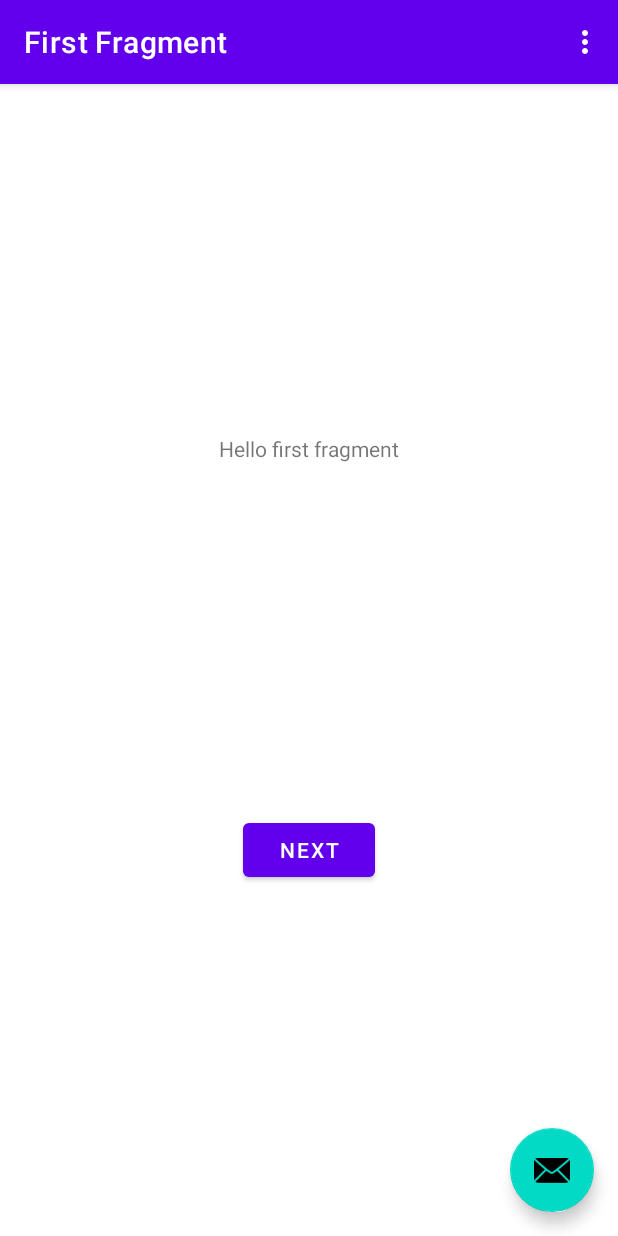
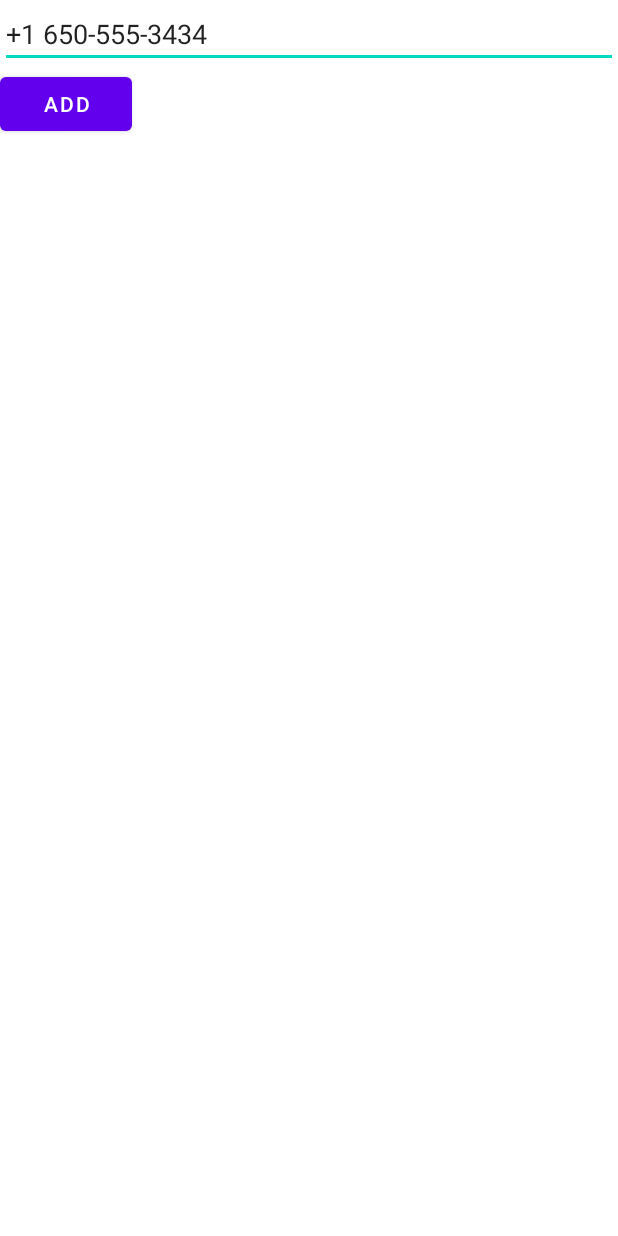
Before and after one commit to SasinduDilshara/Social-Distance-Reminder, an Android app: the screen it shows after launch (MainActivity), on a phone screen of 412 x 824 dp. Run offline under Robolectric (Android 15) with nearby library versions, the phone set to English and light mode, and no system bars; our stand-ins replace Firebase (no records; nobody signed in at launch, a user with empty details on screens opened directly), navigation-ui.

Commit message:
Add the implementation of Firebase Authentication

```diff
--- a/Social_DIstance_Reminder/app/build.gradle
+++ b/Social_DIstance_Reminder/app/build.gradle
@@ -12,6 +12,7 @@ android {
         minSdkVersion 16
         targetSdkVersion 30
         versionCode 1
+        multiDexEnabled true
         versionName "1.0"
 
         testInstrumentationRunner "androidx.test.runner.AndroidJUnitRunner"
@@ -42,6 +43,7 @@ dependencies {
     implementation platform('com.google.firebase:firebase-bom:28.4.1')
     implementation 'com.google.firebase:firebase-auth'
     implementation 'com.google.firebase:firebase-firestore'
+    implementation 'androidx.multidex:multidex:2.0.1'
     testImplementation 'junit:junit:4.+'
     androidTestImplementation 'androidx.test.ext:junit:1.1.3'
     androidTestImplementation 'androidx.test.espresso:espresso-core:3.4.0'
--- /dev/null
+++ b/Social_DIstance_Reminder/app/src/main/java/com/example/social_distance_reminder/AuthRedirectHandler.java
@@ -0,0 +1,7 @@
+package com.example.social_distance_reminder;
+
+public interface AuthRedirectHandler {
+  public void onAuthComplete();
+  public void onAuthFail(String message);
+  public void popupVerifyActivity();
+}
--- a/Social_DIstance_Reminder/app/src/main/java/com/example/social_distance_reminder/FirstFragment.java
+++ /dev/null
@@ -1,47 +0,0 @@
-package com.example.social_distance_reminder;
-
-import android.os.Bundle;
-import android.view.LayoutInflater;
-import android.view.View;
-import android.view.ViewGroup;
-
-import androidx.annotation.NonNull;
-import androidx.fragment.app.Fragment;
-import androidx.navigation.fragment.NavHostFragment;
-
-import com.example.social_distance_reminder.databinding.FragmentFirstBinding;
-
-public class FirstFragment extends Fragment {
-
-    private FragmentFirstBinding binding;
-
-    @Override
-    public View onCreateView(
-            LayoutInflater inflater, ViewGroup container,
-            Bundle savedInstanceState
-    ) {
-
-        binding = FragmentFirstBinding.inflate(inflater, container, false);
-        return binding.getRoot();
-
-    }
-
-    public void onViewCreated(@NonNull View view, Bundle savedInstanceState) {
-        super.onViewCreated(view, savedInstanceState);
-
-        binding.buttonFirst.setOnClickListener(new View.OnClickListener() {
-            @Override
-            public void onClick(View view) {
-                NavHostFragment.findNavController(FirstFragment.this)
-                        .navigate(R.id.action_FirstFragment_to_SecondFragment);
-            }
-        });
-    }
-
-    @Override
-    public void onDestroyView() {
-        super.onDestroyView();
-        binding = null;
-    }
-
-}
--- a/Social_DIstance_Reminder/app/src/main/java/com/example/social_distance_reminder/MainActivity.java
+++ b/Social_DIstance_Reminder/app/src/main/java/com/example/social_distance_reminder/MainActivity.java
@@ -1,11 +1,17 @@
 package com.example.social_distance_reminder;
 
+import android.app.Activity;
 import android.os.Bundle;
 
+import com.example.social_distance_reminder.auth.FirebaseAuthHelper;
+import com.google.android.gms.tasks.OnCompleteListener;
+import com.google.android.gms.tasks.Task;
 import com.google.android.material.snackbar.Snackbar;
 
+import androidx.annotation.NonNull;
 import androidx.appcompat.app.AppCompatActivity;
 
+import android.util.Log;
 import android.view.View;
 
 import androidx.navigation.NavController;
@@ -14,63 +20,74 @@ import androidx.navigation.ui.AppBarConfiguration;
 import androidx.navigation.ui.NavigationUI;
 
 import com.example.social_distance_reminder.databinding.ActivityMainBinding;
+import com.google.firebase.FirebaseException;
+import com.google.firebase.FirebaseTooManyRequestsException;
+import com.google.firebase.auth.AuthResult;
+import com.google.firebase.auth.FirebaseAuth;
+import com.google.firebase.auth.FirebaseAuthInvalidCredentialsException;
+import com.google.firebase.auth.FirebaseUser;
+import com.google.firebase.auth.PhoneAuthCredential;
+import com.google.firebase.auth.PhoneAuthProvider;
 
 import android.view.Menu;
 import android.view.MenuItem;
+import android.widget.Button;
+import android.widget.EditText;
+import android.widget.LinearLayout;
+import android.widget.Toast;
 
-public class MainActivity extends AppCompatActivity {
+import static android.content.ContentValues.TAG;
 
-    private AppBarConfiguration appBarConfiguration;
-    private ActivityMainBinding binding;
+public class MainActivity extends AppCompatActivity implements AuthRedirectHandler {
+
+    EditText phntext, codeText;
+    Button addPhone, verifyPhone;
+    LinearLayout container, container2;
 
     @Override
     protected void onCreate(Bundle savedInstanceState) {
         super.onCreate(savedInstanceState);
+        setContentView(R.layout.activity_main);
 
-        binding = ActivityMainBinding.inflate(getLayoutInflater());
-        setContentView(binding.getRoot());
+        phntext = (EditText)findViewById(R.id.phonenumber);
+        addPhone = (Button)findViewById(R.id.addphone);
+        container = (LinearLayout)findViewById(R.id.container);
 
-        setSupportActionBar(binding.toolbar);
+        codeText = (EditText)findViewById(R.id.code);
+        verifyPhone = (Button)findViewById(R.id.verify);
+        container2 = (LinearLayout)findViewById(R.id.container2);
 
-        NavController navController = Navigation.findNavController(this, R.id.nav_host_fragment_content_main);
-        appBarConfiguration = new AppBarConfiguration.Builder(navController.getGraph()).build();
-        NavigationUI.setupActionBarWithNavController(this, navController, appBarConfiguration);
+        codeText.setVisibility(View.INVISIBLE);
+        verifyPhone.setVisibility(View.INVISIBLE);
 
-        binding.fab.setOnClickListener(new View.OnClickListener() {
-            @Override
-            public void onClick(View view) {
-                Snackbar.make(view, "Replace with your own action", Snackbar.LENGTH_LONG)
-                        .setAction("Action", null).show();
-            }
-        });
+        phntext.setText("+1 650-555-3434");
+
+    }
+
+    public void verifyPhone(View view) {
+//        Toast.makeText(getApplicationContext(),codeText.getText(),Toast.LENGTH_SHORT).show();
+        FirebaseAuthHelper.verifyUsingCode(codeText.getText().toString(), this, this);
+    }
+
+    public void addPhone(View view) {
+//        Toast.makeText(getApplicationContext(),phntext.getText(),Toast.LENGTH_SHORT).show();
+//        this.popupVerifyActivity();
+        FirebaseAuthHelper.verifyUsingPhoneNumber(phntext.getText().toString(), this, this);
     }
 
     @Override
-    public boolean onCreateOptionsMenu(Menu menu) {
-        // Inflate the menu; this adds items to the action bar if it is present.
-        getMenuInflater().inflate(R.menu.menu_main, menu);
-        return true;
+    public void onAuthComplete() {
+        Toast.makeText(getApplicationContext()," YOU SUCCESSFULLY COMPLETED THE AUTHENTICATION ",Toast.LENGTH_SHORT).show();
     }
 
     @Override
-    public boolean onOptionsItemSelected(MenuItem item) {
-        // Handle action bar item clicks here. The action bar will
-        // automatically handle clicks on the Home/Up button, so long
-        // as you specify a parent activity in AndroidManifest.xml.
-        int id = item.getItemId();
-
-        //noinspection SimplifiableIfStatement
-        if (id == R.id.action_settings) {
-            return true;
-        }
-
-        return super.onOptionsItemSelected(item);
+    public void onAuthFail(String message) {
+        Toast.makeText(getApplicationContext(),"YOU FAIL TO CPMPLETE THE AUTHENTICATION",Toast.LENGTH_SHORT).show();
     }
 
     @Override
-    public boolean onSupportNavigateUp() {
-        NavController navController = Navigation.findNavController(this, R.id.nav_host_fragment_content_main);
-        return NavigationUI.navigateUp(navController, appBarConfiguration)
-                || super.onSupportNavigateUp();
+    public void popupVerifyActivity() {
+        codeText.setVisibility(View.VISIBLE);
+        verifyPhone.setVisibility(View.VISIBLE);
     }
 }
--- a/Social_DIstance_Reminder/app/src/main/res/layout/activity_main.xml
+++ b/Social_DIstance_Reminder/app/src/main/res/layout/activity_main.xml
@@ -3,31 +3,63 @@
     xmlns:app="http://schemas.android.com/apk/res-auto"
     xmlns:tools="http://schemas.android.com/tools"
     android:layout_width="match_parent"
-    android:layout_height="match_parent"
+    android:layout_height="wrap_content"
     tools:context=".MainActivity">
 
-    <com.google.android.material.appbar.AppBarLayout
+    <LinearLayout
         android:layout_width="match_parent"
         android:layout_height="wrap_content"
-        android:theme="@style/Theme.Social_Distance_Reminder.AppBarOverlay">
+        android:orientation="vertical">
 
-        <androidx.appcompat.widget.Toolbar
-            android:id="@+id/toolbar"
+        <EditText
+            android:id="@+id/phonenumber"
             android:layout_width="match_parent"
-            android:layout_height="?attr/actionBarSize"
-            android:background="?attr/colorPrimary"
-            app:popupTheme="@style/Theme.Social_Distance_Reminder.PopupOverlay" />
+            android:layout_height="wrap_content"
+            android:layout_alignParentLeft="true"
+            android:layout_toLeftOf="@id/addphone"/>
 
-    </com.google.android.material.appbar.AppBarLayout>
+        <Button
+            android:id="@+id/addphone"
+            android:layout_width="wrap_content"
+            android:layout_height="wrap_content"
+            android:layout_alignParentRight="true"
+            android:onClick="addPhone"
+            android:text="Add" />
+<!--    </RelativeLayout>-->
+<!--    <LinearLayout-->
+<!--        android:id="@+id/container"-->
+<!--        android:layout_width="match_parent"-->
+<!--        android:layout_height="wrap_content"-->
+<!--        android:orientation="vertical">-->
+<!--    </LinearLayout>-->
 
-    <include layout="@layout/content_main" />
+<!--    <RelativeLayout-->
+<!--        android:layout_width="match_parent"-->
+<!--        android:layout_height="wrap_content">-->
 
-    <com.google.android.material.floatingactionbutton.FloatingActionButton
-        android:id="@+id/fab"
-        android:layout_width="wrap_content"
+
+        <EditText
+            android:id="@+id/code"
+            android:layout_width="match_parent"
+            android:layout_height="wrap_content"
+            android:layout_alignParentLeft="false"
+            android:layout_marginRight="-92dp"
+            android:layout_toLeftOf="@id/verify" />
+
+        <Button
+            android:id="@+id/verify"
+            android:layout_width="wrap_content"
+            android:layout_height="wrap_content"
+            android:layout_alignParentRight="true"
+            android:onClick="verifyPhone"
+            android:text="Verify" />
+    </LinearLayout>
+
+    <LinearLayout
+        android:id="@+id/container2"
+        android:layout_width="match_parent"
         android:layout_height="wrap_content"
-        android:layout_gravity="bottom|end"
-        android:layout_margin="@dimen/fab_margin"
-        app:srcCompat="@android:drawable/ic_dialog_email" />
+        android:orientation="vertical">
+    </LinearLayout>
 
 </androidx.coordinatorlayout.widget.CoordinatorLayout>
--- a/Social_DIstance_Reminder/app/src/main/res/layout/content_main.xml
+++ /dev/null
@@ -1,19 +0,0 @@
-<?xml version="1.0" encoding="utf-8"?>
-<androidx.constraintlayout.widget.ConstraintLayout xmlns:android="http://schemas.android.com/apk/res/android"
-    xmlns:app="http://schemas.android.com/apk/res-auto"
-    android:layout_width="match_parent"
-    android:layout_height="match_parent"
-    app:layout_behavior="@string/appbar_scrolling_view_behavior">
-
-    <fragment
-        android:id="@+id/nav_host_fragment_content_main"
-        android:name="androidx.navigation.fragment.NavHostFragment"
-        android:layout_width="0dp"
-        android:layout_height="0dp"
-        app:defaultNavHost="true"
-        app:layout_constraintBottom_toBottomOf="parent"
-        app:layout_constraintLeft_toLeftOf="parent"
-        app:layout_constraintRight_toRightOf="parent"
-        app:layout_constraintTop_toTopOf="parent"
-        app:navGraph="@navigation/nav_graph" />
-</androidx.constraintlayout.widget.ConstraintLayout>
--- a/Social_DIstance_Reminder/app/src/main/res/layout/fragment_first.xml
+++ /dev/null
@@ -1,28 +0,0 @@
-<?xml version="1.0" encoding="utf-8"?>
-<androidx.constraintlayout.widget.ConstraintLayout xmlns:android="http://schemas.android.com/apk/res/android"
-    xmlns:app="http://schemas.android.com/apk/res-auto"
-    xmlns:tools="http://schemas.android.com/tools"
-    android:layout_width="match_parent"
-    android:layout_height="match_parent"
-    tools:context=".FirstFragment">
-
-    <TextView
-        android:id="@+id/textview_first"
-        android:layout_width="wrap_content"
-        android:layout_height="wrap_content"
-        android:text="@string/hello_first_fragment"
-        app:layout_constraintBottom_toTopOf="@id/button_first"
-        app:layout_constraintEnd_toEndOf="parent"
-        app:layout_constraintStart_toStartOf="parent"
-        app:layout_constraintTop_toTopOf="parent" />
-
-    <Button
-        android:id="@+id/button_first"
-        android:layout_width="wrap_content"
-        android:layout_height="wrap_content"
-        android:text="@string/next"
-        app:layout_constraintBottom_toBottomOf="parent"
-        app:layout_constraintEnd_toEndOf="parent"
-        app:layout_constraintStart_toStartOf="parent"
-        app:layout_constraintTop_toBottomOf="@id/textview_first" />
-</androidx.constraintlayout.widget.ConstraintLayout>
```
Also changed, not shown: Social_DIstance_Reminder/app/src/main/java/com/example/social_distance_reminder/SecondFragment.java (deleted, +0 -47 lines), Social_DIstance_Reminder/app/src/main/java/com/example/social_distance_reminder/auth/FirebaseAuthHelper.java (added, +137 -0 lines), Social_DIstance_Reminder/app/src/main/res/layout/fragment_second.xml (deleted, +0 -27 lines).
